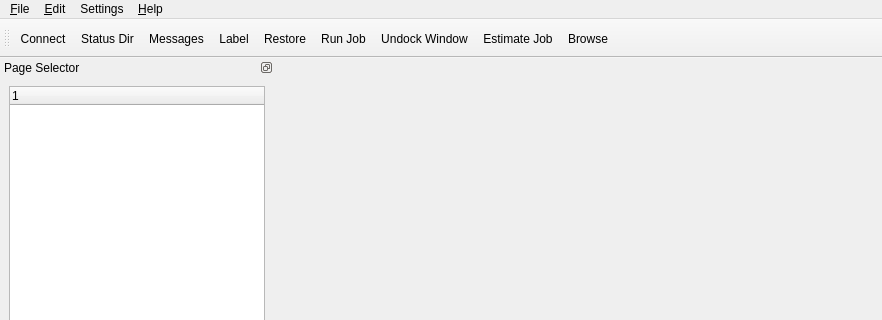
First picture: the form in bacula/src/qt-console/main.ui, repository rkorzeniewski/bacula, before the edit; both pictures show x 0 to 882 and y 0 to 320 of the 882 by 689 pixel window.
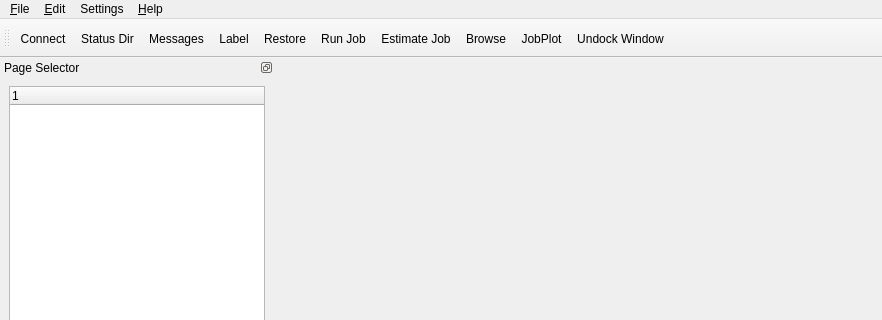
Second picture: the form after the edit. Icons and pictures are not drawn.

Diff of the .ui file:
```diff
--- a/bacula/src/qt-console/main.ui
+++ b/bacula/src/qt-console/main.ui
@@ -139,9 +139,10 @@
    <addaction name="actionLabel" />
    <addaction name="actionRestore" />
    <addaction name="actionRun" />
-   <addaction name="actionUndock" />
    <addaction name="actionEstimate" />
    <addaction name="actionBrowse" />
+   <addaction name="actionJobPlot" />
+   <addaction name="actionUndock" />
   </widget>
   <widget class="QDockWidget" name="dockWidget" >
    <property name="sizePolicy" >
@@ -554,6 +555,14 @@
     <string>Browse</string>
    </property>
   </action>
+  <action name="actionJobPlot" >
+   <property name="icon" >
+    <iconset resource="main.qrc" >:/images/graph1.png</iconset>
+   </property>
+   <property name="text" >
+    <string>JobPlot</string>
+   </property>
+  </action>
  </widget>
  <resources>
   <include location="main.qrc" />
```
